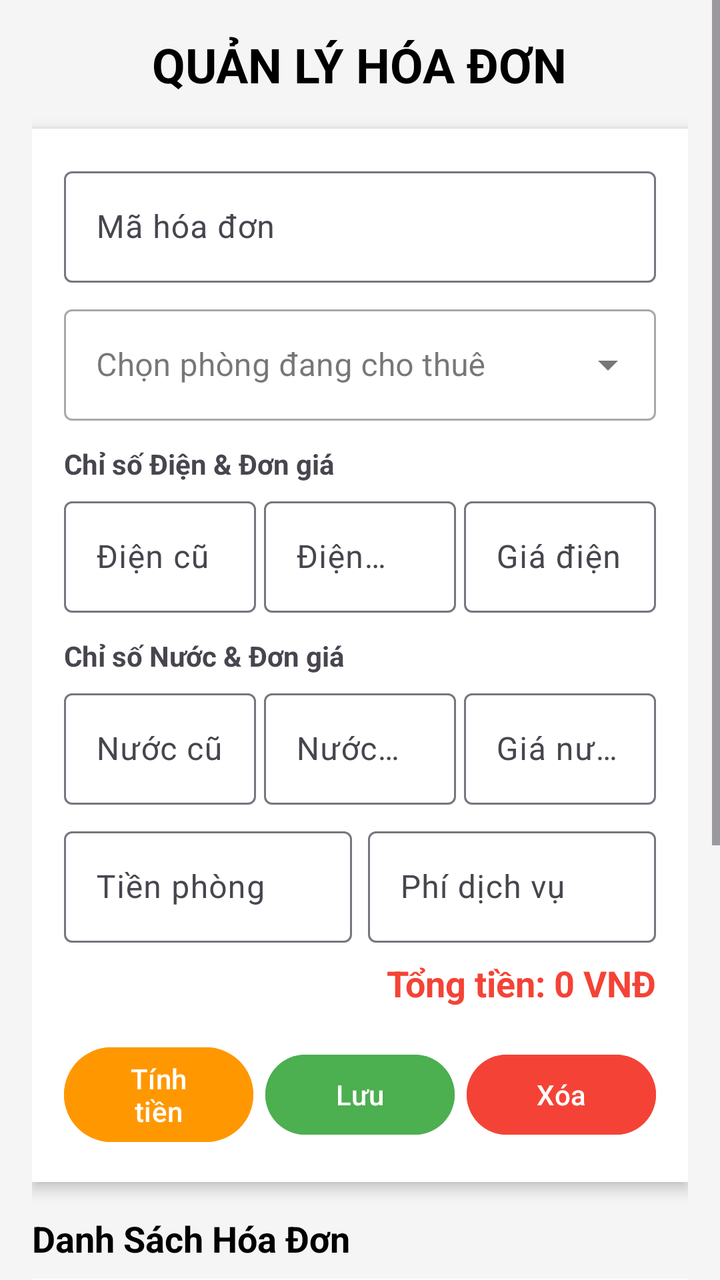
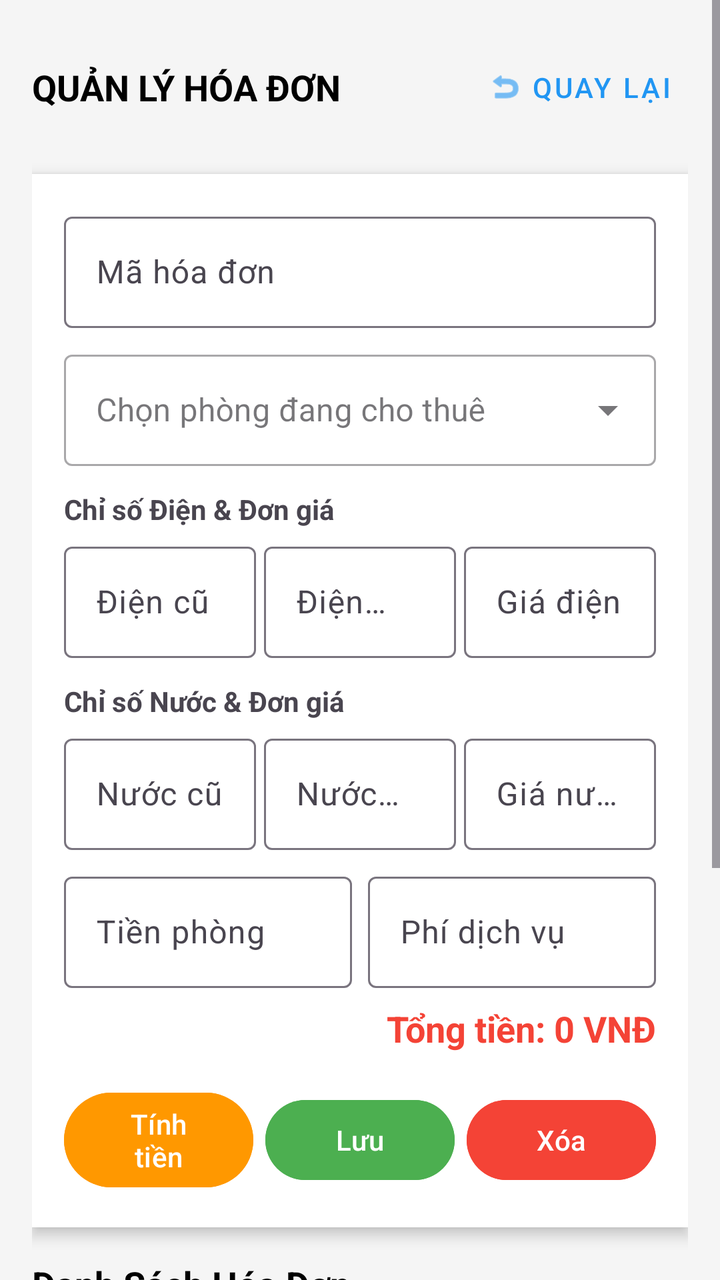

The first picture is an Android layout as it rendered before a commit; the second is the same layout after the commit. The layout source and the unified diff follow.
<!-- AndroidManifest.xml: application theme Theme.Detai1 -->
<!-- res/layout/giaodienhoadon.xml -->
<?xml version="1.0" encoding="utf-8"?>
<ScrollView xmlns:android="http://schemas.android.com/apk/res/android"
    android:layout_width="match_parent"
    android:layout_height="match_parent"
    android:background="#F5F5F5">

    <LinearLayout
        android:layout_width="match_parent"
        android:layout_height="wrap_content"
        android:orientation="vertical"
        android:padding="16dp">

        
        <TextView
            android:layout_width="wrap_content"
            android:layout_height="wrap_content"
            android:text="QUẢN LÝ HÓA ĐƠN"
            android:textSize="24sp"
            android:textStyle="bold"
            android:textColor="@android:color/black"
            android:layout_gravity="center"
            android:layout_marginBottom="16dp"/>

        
        <LinearLayout
            android:layout_width="match_parent"
            android:layout_height="wrap_content"
            android:orientation="vertical"
            android:background="@android:color/white"
            android:padding="16dp"
            android:elevation="4dp"
            android:layout_marginBottom="16dp">

            <com.google.android.material.textfield.TextInputLayout
                android:layout_width="match_parent"
                android:layout_height="wrap_content"
                android:layout_marginBottom="8dp"
                android:hint="Mã hóa đơn">
                <com.google.android.material.textfield.TextInputEditText
                    android:id="@+id/txtmahoadon"
                    android:layout_width="match_parent"
                    android:layout_height="wrap_content"
                    android:inputType="text" />
            </com.google.android.material.textfield.TextInputLayout>

            <com.google.android.material.textfield.TextInputLayout
                style="@style/Widget.MaterialComponents.TextInputLayout.OutlinedBox.ExposedDropdownMenu"
                android:layout_width="match_parent"
                android:layout_height="wrap_content"
                android:layout_marginBottom="8dp"
                android:hint="Chọn phòng đang cho thuê">
                <AutoCompleteTextView
                    android:id="@+id/txtmaphong"
                    android:layout_width="match_parent"
                    android:layout_height="wrap_content"
                    android:inputType="none" />
            </com.google.android.material.textfield.TextInputLayout>

            
            <TextView
                android:layout_width="wrap_content"
                android:layout_height="wrap_content"
                android:text="Chỉ số Điện &amp; Đơn giá"
                android:textStyle="bold"
                android:layout_marginTop="4dp"
                android:layout_marginBottom="4dp"/>

            <LinearLayout
                android:layout_width="match_parent"
                android:layout_height="wrap_content"
                android:orientation="horizontal"
                android:layout_marginBottom="8dp">

                <com.google.android.material.textfield.TextInputLayout
                    android:layout_width="0dp"
                    android:layout_height="wrap_content"
                    android:layout_weight="1"
                    android:layout_marginEnd="2dp"
                    android:hint="Điện cũ">
                    <com.google.android.material.textfield.TextInputEditText
                        android:id="@+id/txtdiencu"
                        android:layout_width="match_parent"
                        android:layout_height="wrap_content"
                        android:inputType="numberDecimal" />
                </com.google.android.material.textfield.TextInputLayout>

                <com.google.android.material.textfield.TextInputLayout
                    android:layout_width="0dp"
                    android:layout_height="wrap_content"
                    android:layout_weight="1"
                    android:layout_marginHorizontal="2dp"
                    android:hint="Điện mới">
                    <com.google.android.material.textfield.TextInputEditText
                        android:id="@+id/txtdienmoi"
                        android:layout_width="match_parent"
                        android:layout_height="wrap_content"
                        android:inputType="numberDecimal" />
                </com.google.android.material.textfield.TextInputLayout>

                <com.google.android.material.textfield.TextInputLayout
                    android:layout_width="0dp"
                    android:layout_height="wrap_content"
                    android:layout_weight="1"
                    android:layout_marginStart="2dp"
                    android:hint="Giá điện">
                    <com.google.android.material.textfield.TextInputEditText
                        android:id="@+id/txtgiadien"
                        android:layout_width="match_parent"
                        android:layout_height="wrap_content"
                        android:inputType="numberDecimal" />
                </com.google.android.material.textfield.TextInputLayout>
            </LinearLayout>

            
            <TextView
                android:layout_width="wrap_content"
                android:layout_height="wrap_content"
                android:text="Chỉ số Nước &amp; Đơn giá"
                android:textStyle="bold"
                android:layout_marginTop="4dp"
                android:layout_marginBottom="4dp"/>

            <LinearLayout
                android:layout_width="match_parent"
                android:layout_height="wrap_content"
                android:orientation="horizontal"
                android:layout_marginBottom="8dp">

                <com.google.android.material.textfield.TextInputLayout
                    android:layout_width="0dp"
                    android:layout_height="wrap_content"
                    android:layout_weight="1"
                    android:layout_marginEnd="2dp"
                    android:hint="Nước cũ">
                    <com.google.android.material.textfield.TextInputEditText
                        android:id="@+id/txtnuoccu"
                        android:layout_width="match_parent"
                        android:layout_height="wrap_content"
                        android:inputType="numberDecimal" />
                </com.google.android.material.textfield.TextInputLayout>

                <com.google.android.material.textfield.TextInputLayout
                    android:layout_width="0dp"
                    android:layout_height="wrap_content"
                    android:layout_weight="1"
                    android:layout_marginHorizontal="2dp"
                    android:hint="Nước mới">
                    <com.google.android.material.textfield.TextInputEditText
                        android:id="@+id/txtnuocmoi"
                        android:layout_width="match_parent"
                        android:layout_height="wrap_content"
                        android:inputType="numberDecimal" />
                </com.google.android.material.textfield.TextInputLayout>

                <com.google.android.material.textfield.TextInputLayout
                    android:layout_width="0dp"
                    android:layout_height="wrap_content"
                    android:layout_weight="1"
                    android:layout_marginStart="2dp"
                    android:hint="Giá nước">
                    <com.google.android.material.textfield.TextInputEditText
                        android:id="@+id/txtgianuoc"
                        android:layout_width="match_parent"
                        android:layout_height="wrap_content"
                        android:inputType="numberDecimal" />
                </com.google.android.material.textfield.TextInputLayout>
            </LinearLayout>

            
            <LinearLayout
                android:layout_width="match_parent"
                android:layout_height="wrap_content"
                android:orientation="horizontal"
                android:layout_marginBottom="8dp">

                <com.google.android.material.textfield.TextInputLayout
                    android:layout_width="0dp"
                    android:layout_height="wrap_content"
                    android:layout_weight="1"
                    android:layout_marginEnd="4dp"
                    android:hint="Tiền phòng">
                    <com.google.android.material.textfield.TextInputEditText
                        android:id="@+id/txttienphong"
                        android:layout_width="match_parent"
                        android:layout_height="wrap_content"
                        android:inputType="numberDecimal" />
                </com.google.android.material.textfield.TextInputLayout>

                <com.google.android.material.textfield.TextInputLayout
                    android:layout_width="0dp"
                    android:layout_height="wrap_content"
                    android:layout_weight="1"
                    android:layout_marginStart="4dp"
                    android:hint="Phí dịch vụ">
                    <com.google.android.material.textfield.TextInputEditText
                        android:id="@+id/txtphidichvu"
                        android:layout_width="match_parent"
                        android:layout_height="wrap_content"
                        android:inputType="numberDecimal" />
                </com.google.android.material.textfield.TextInputLayout>
            </LinearLayout>

            
            <TextView
                android:id="@+id/txttongtien"
                android:layout_width="match_parent"
                android:layout_height="wrap_content"
                android:text="Tổng tiền: 0 VNĐ"
                android:textSize="18sp"
                android:textStyle="bold"
                android:textColor="#F44336"
                android:layout_marginBottom="16dp"
                android:gravity="end"/>

            
            <LinearLayout
                android:layout_width="match_parent"
                android:layout_height="wrap_content"
                android:orientation="horizontal"
                android:gravity="center">

                <Button
                    android:id="@+id/btntinh"
                    android:layout_width="0dp"
                    android:layout_height="wrap_content"
                    android:layout_weight="1"
                    android:layout_marginEnd="4dp"
                    android:text="Tính tiền"
                    android:backgroundTint="#FF9800"/>

                <Button
                    android:id="@+id/btnthem"
                    android:layout_width="0dp"
                    android:layout_height="wrap_content"
                    android:layout_weight="1"
                    android:layout_marginHorizontal="2dp"
                    android:text="Lưu"
                    android:backgroundTint="#4CAF50"/>

                <Button
                    android:id="@+id/btnxoa"
                    android:layout_width="0dp"
                    android:layout_height="wrap_content"
                    android:layout_weight="1"
                    android:layout_marginStart="4dp"
                    android:text="Xóa"
                    android:backgroundTint="#F44336"/>
            </LinearLayout>
        </LinearLayout>

        
        <TextView
            android:layout_width="wrap_content"
            android:layout_height="wrap_content"
            android:text="Danh Sách Hóa Đơn"
            android:textSize="18sp"
            android:textStyle="bold"
            android:textColor="@android:color/black"
            android:layout_marginBottom="8dp"/>

        <ListView
            android:id="@+id/lvhoadon"
            android:layout_width="match_parent"
            android:layout_height="250dp"
            android:background="@android:color/white"
            android:layout_marginBottom="16dp"/>

        
        <Button
            android:id="@+id/btnQuayLaiHoaDon"
            style="@style/Widget.MaterialComponents.Button.OutlinedButton"
            android:layout_width="match_parent"
            android:layout_height="wrap_content"
            android:text="Quay lại"
            android:textSize="16sp"/>

    </LinearLayout>
</ScrollView>
<!-- resources referenced by this layout -->
<resources>
  <style name="Theme.Detai1" parent="Base.Theme.Detai1" />
  <style name="Base.Theme.Detai1" parent="Theme.Material3.DayNight.NoActionBar">
          
          
      </style>
</resources>

<!-- the commit's change to res/layout/giaodienhoadon.xml (unified diff, before → after) -->
@@ -1,5 +1,6 @@
 <?xml version="1.0" encoding="utf-8"?>
 <ScrollView xmlns:android="http://schemas.android.com/apk/res/android"
+    xmlns:app="http://schemas.android.com/apk/res-auto"
     android:layout_width="match_parent"
     android:layout_height="match_parent"
     android:background="#F5F5F5">
@@ -11,15 +12,39 @@
         android:padding="16dp">
 
         
-        <TextView
-            android:layout_width="wrap_content"
+        <RelativeLayout
+            android:layout_width="match_parent"
             android:layout_height="wrap_content"
-            android:text="QUẢN LÝ HÓA ĐƠN"
-            android:textSize="24sp"
-            android:textStyle="bold"
-            android:textColor="@android:color/black"
-            android:layout_gravity="center"
-            android:layout_marginBottom="16dp"/>
+            android:layout_marginBottom="16dp"
+            android:paddingTop="4dp"
+            android:paddingBottom="4dp">
+
+            <TextView
+                android:layout_width="wrap_content"
+                android:layout_height="wrap_content"
+                android:layout_centerVertical="true"
+                android:layout_alignParentStart="true"
+                android:text="QUẢN LÝ HÓA ĐƠN"
+                android:textSize="18sp"
+                android:textStyle="bold"
+                android:textColor="@android:color/black"/>
+
+            <com.google.android.material.button.MaterialButton
+                android:id="@+id/btnQuayLaiHoaDon"
+                style="@style/Widget.MaterialComponents.Button.TextButton"
+                android:layout_width="wrap_content"
+                android:layout_height="wrap_content"
+                android:layout_alignParentEnd="true"
+                android:layout_centerVertical="true"
+                android:text="Quay lại"
+                android:textColor="#2196F3"
+                android:textSize="14sp"
+                app:icon="@android:drawable/ic_menu_revert"
+                app:iconTint="#2196F3"
+                android:minWidth="0dp"
+                android:minHeight="0dp"
+                android:padding="8dp"/>
+        </RelativeLayout>
 
         
         <LinearLayout
@@ -265,14 +290,5 @@
             android:background="@android:color/white"
             android:layout_marginBottom="16dp"/>
 
-        
-        <Button
-            android:id="@+id/btnQuayLaiHoaDon"
-            style="@style/Widget.MaterialComponents.Button.OutlinedButton"
-            android:layout_width="match_parent"
-            android:layout_height="wrap_content"
-            android:text="Quay lại"
-            android:textSize="16sp"/>
-
     </LinearLayout>
 </ScrollView>
